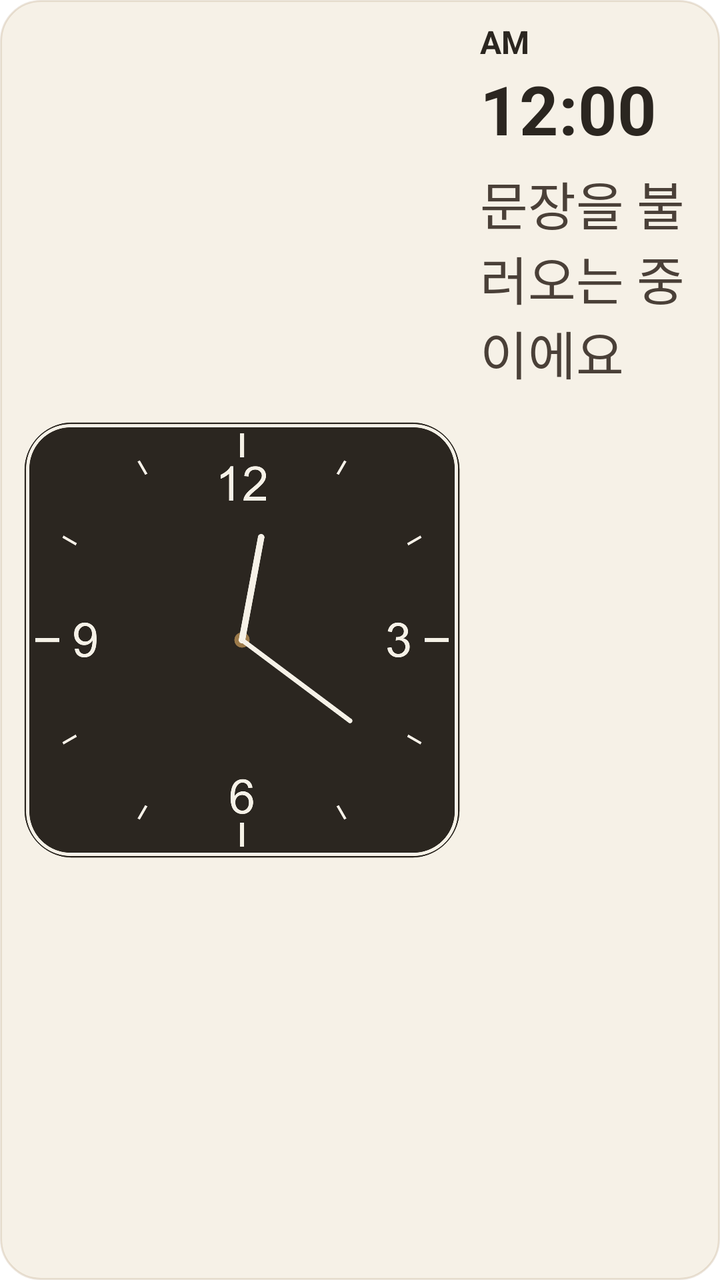
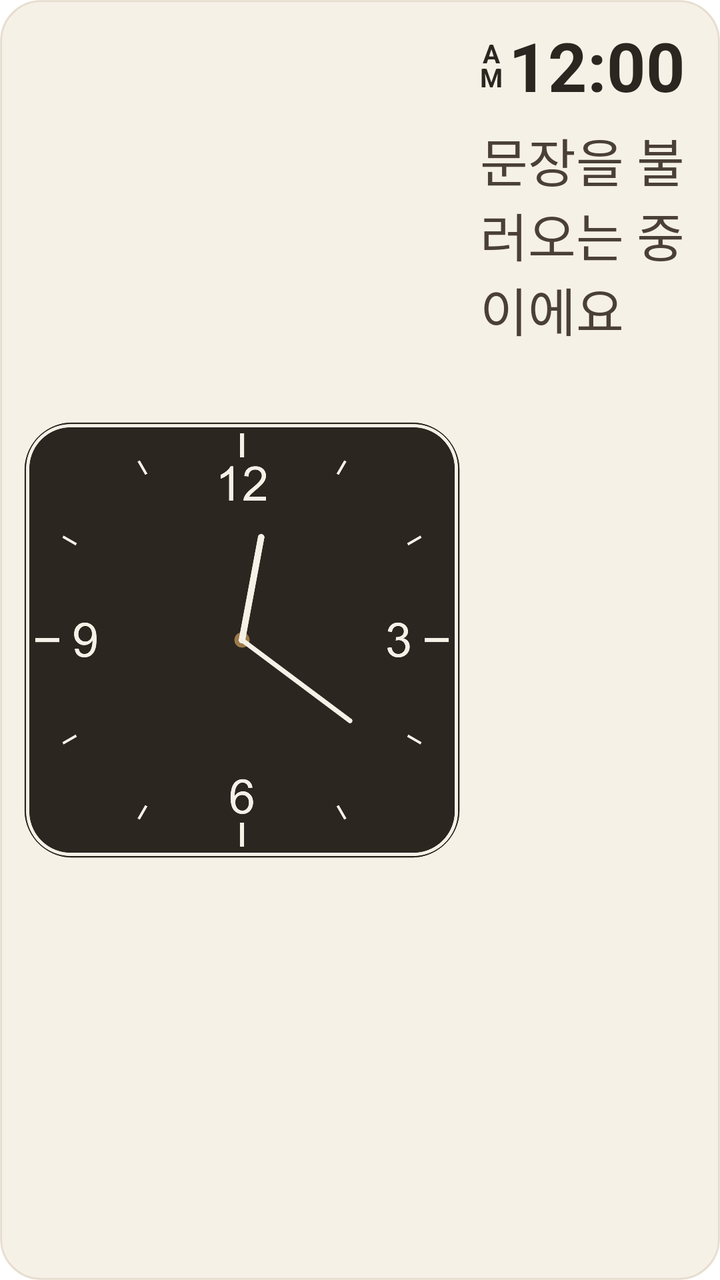

Before-and-after screenshots of an Android layout around one commit, followed by the original layout XML and the change that was made.
<!-- AndroidManifest.xml: fallback theme Theme.MaterialComponents.DayNight.NoActionBar -->
<!-- res/layout/widget_medium.xml -->
<?xml version="1.0" encoding="utf-8"?>
<LinearLayout xmlns:android="http://schemas.android.com/apk/res/android"
    android:id="@+id/widget_root"
    android:layout_width="match_parent"
    android:layout_height="match_parent"
    android:orientation="horizontal"
    android:gravity="center_vertical"
    android:background="@drawable/widget_background"
    android:padding="10dp">

    
    <FrameLayout
        android:layout_width="0dp"
        android:layout_height="match_parent"
        android:layout_weight="1">

        <AnalogClock
            android:id="@+id/widget_clock_analog"
            android:layout_width="match_parent"
            android:layout_height="match_parent"
            android:dial="@drawable/widget_clock_dial"
            android:hand_hour="@drawable/widget_clock_hand_hour"
            android:hand_minute="@drawable/widget_clock_hand_minute" />

        <ImageView
            android:id="@+id/widget_clock_hand_alarm"
            android:layout_width="match_parent"
            android:layout_height="match_parent"
            android:src="@drawable/widget_clock_hand_alarm"
            android:visibility="gone"
            android:contentDescription="@null" />

    </FrameLayout>

    <LinearLayout
        android:layout_width="110dp"
        android:layout_height="match_parent"
        android:layout_marginStart="8dp"
        android:orientation="vertical"
        android:gravity="center_vertical">

        
        <TextView
            android:id="@+id/widget_meridiem"
            android:layout_width="wrap_content"
            android:layout_height="wrap_content"
            android:text="AM"
            android:textSize="16sp"
            android:textStyle="bold"
            android:textColor="#2B2620" />

        <TextClock
            android:id="@+id/widget_clock_text"
            android:layout_width="wrap_content"
            android:layout_height="wrap_content"
            android:format12Hour="h:mm"
            android:format24Hour="h:mm"
            android:textSize="34sp"
            android:textStyle="bold"
            android:textColor="#2B2620" />

        
        <TextView
            android:id="@+id/widget_quote"
            android:layout_width="match_parent"
            android:layout_height="0dp"
            android:layout_weight="1"
            android:layout_marginTop="6dp"
            android:text="문장을 불러오는 중이에요"
            android:textColor="#4A4038"
            android:autoSizeTextType="uniform"
            android:autoSizeMinTextSize="8sp"
            android:autoSizeMaxTextSize="26sp"
            android:autoSizeStepGranularity="1sp" />

    </LinearLayout>

</LinearLayout>
<!-- resources referenced by this layout -->
<resources>
  <!-- drawable widget_background (drawable) -->
  <?xml version="1.0" encoding="utf-8"?>
  <shape xmlns:android="http://schemas.android.com/apk/res/android">
      <solid android:color="#F6F1E7" />
      <stroke android:width="1dp" android:color="#339C7A4A" />
      <corners android:radius="20dp" />
  </shape>
  <!-- drawable widget_clock_dial: png bitmap (drawable-xxxhdpi, 109927 bytes) -->
  <!-- drawable widget_clock_hand_alarm: png bitmap (drawable-xxxhdpi, 11423 bytes) -->
  <!-- drawable widget_clock_hand_hour: png bitmap (drawable-xxxhdpi, 12305 bytes) -->
  <!-- drawable widget_clock_hand_minute: png bitmap (drawable-xxxhdpi, 12108 bytes) -->
</resources>

<!-- the commit's change to res/layout/widget_medium.xml (unified diff, before → after) -->
@@ -40,24 +40,35 @@
         android:gravity="center_vertical">
 
         
-        <TextView
-            android:id="@+id/widget_meridiem"
+        <LinearLayout
             android:layout_width="wrap_content"
             android:layout_height="wrap_content"
-            android:text="AM"
-            android:textSize="16sp"
-            android:textStyle="bold"
-            android:textColor="#2B2620" />
+            android:orientation="horizontal"
+            android:gravity="center_vertical">
 
-        <TextClock
-            android:id="@+id/widget_clock_text"
-            android:layout_width="wrap_content"
-            android:layout_height="wrap_content"
-            android:format12Hour="h:mm"
-            android:format24Hour="h:mm"
-            android:textSize="34sp"
-            android:textStyle="bold"
-            android:textColor="#2B2620" />
+            <TextView
+                android:id="@+id/widget_meridiem"
+                android:layout_width="wrap_content"
+                android:layout_height="wrap_content"
+                android:layout_marginEnd="3dp"
+                android:text="A\nM"
+                android:gravity="center"
+                android:lineSpacingMultiplier="0.8"
+                android:textSize="13sp"
+                android:textStyle="bold"
+                android:textColor="#2B2620" />
+
+            <TextClock
+                android:id="@+id/widget_clock_text"
+                android:layout_width="wrap_content"
+                android:layout_height="wrap_content"
+                android:format12Hour="h:mm"
+                android:format24Hour="h:mm"
+                android:textSize="34sp"
+                android:textStyle="bold"
+                android:textColor="#2B2620" />
+
+        </LinearLayout>
 
         
         <TextView
